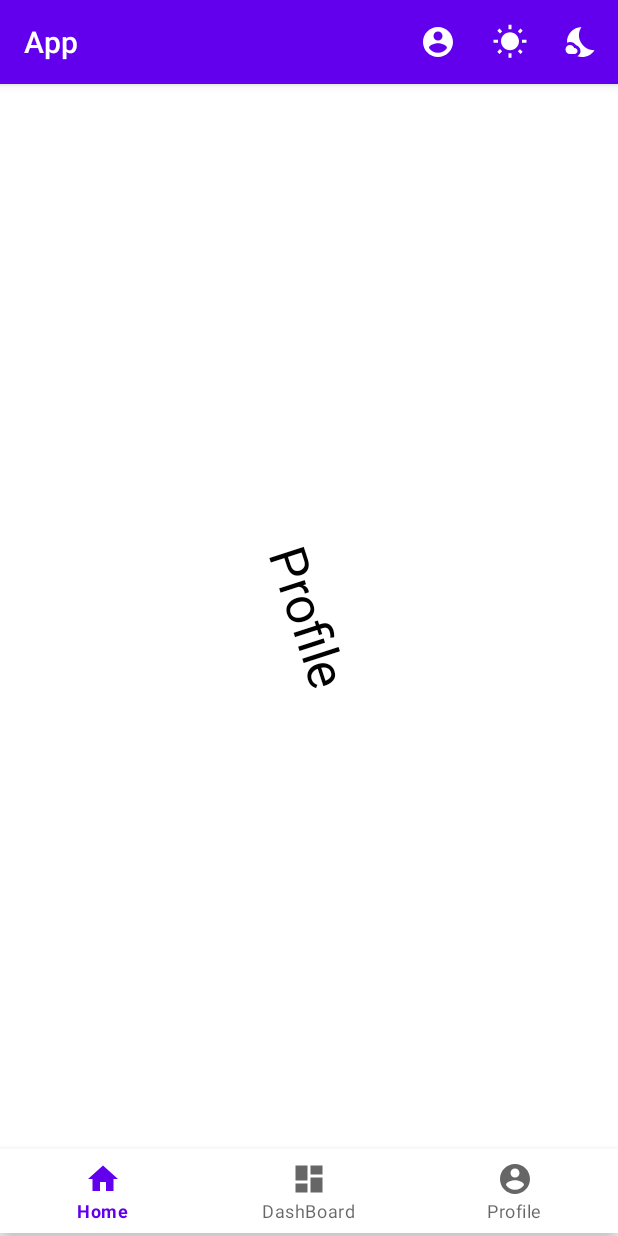
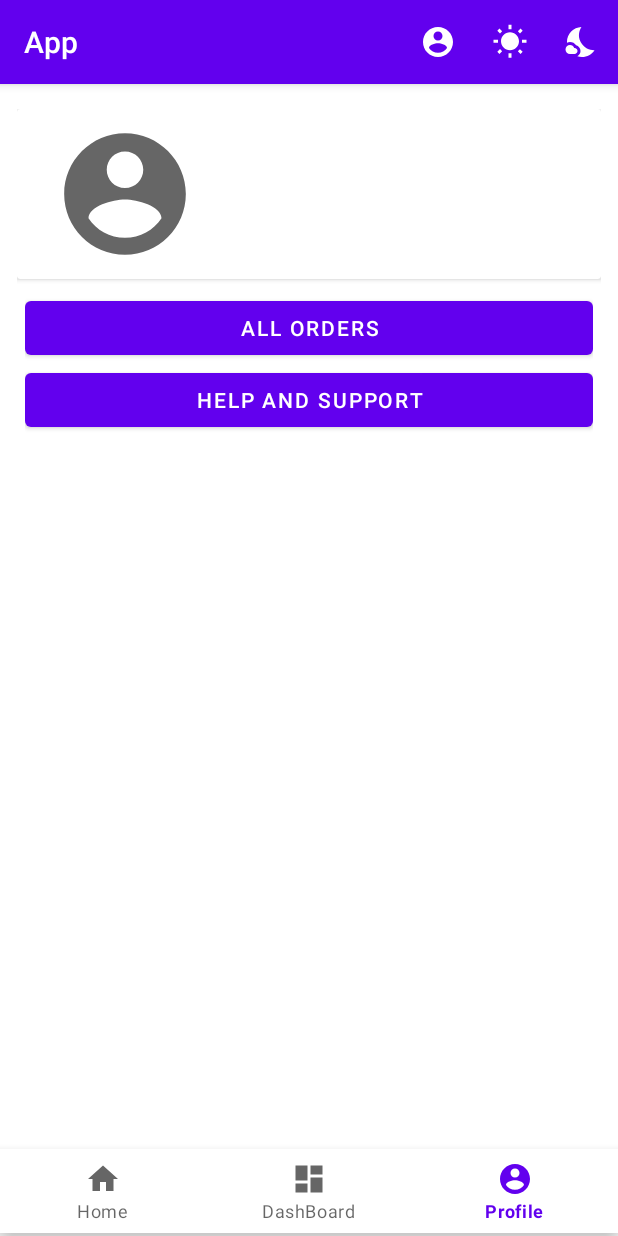
Before and after one commit to thehealer15/Vintage-investments, an Android app: the screen it shows after launch (MainActivity), after a tap on an icon or button, on a phone screen of 412 x 824 dp. Run offline under Robolectric (Android 15) with nearby library versions, the phone set to English and light mode, and no system bars.

Commit message:
implementation of profile UI as per groww UI to get ref of UI, app is still at skelton level not connected to internet in any means

```diff
--- a/app/src/main/java/Screens/fragment_profile.java
+++ b/app/src/main/java/Screens/fragment_profile.java
@@ -1,21 +1,30 @@
 package Screens;
 
 import android.content.Context;
+import android.graphics.Color;
 import android.os.Bundle;
 
 import androidx.annotation.NonNull;
+import androidx.cardview.widget.CardView;
 import androidx.fragment.app.Fragment;
+import androidx.fragment.app.FragmentTransaction;
 
 import android.view.LayoutInflater;
 import android.view.View;
 import android.view.ViewGroup;
+import android.widget.Button;
+import android.widget.EditText;
 
 import com.example.app.R;
+
+import Screens.profile.AccountDetailsFragament;
 
 
 public class fragment_profile extends Fragment {
     private View parentHolder;
     private Context context;
+    private CardView account;
+    private Button allOrders, helpNSupport;
 
     @Override
     public void onAttach(@NonNull Context context) {
@@ -28,12 +37,42 @@ public class fragment_profile extends Fragment {
     }
 
 
+//    private void disableEditText(EditText editText) {
+//        editText.setFocusable(false);
+//        editText.setEnabled(false);
+//        editText.setCursorVisible(false);
+////        editText.setKeyListener(null);
+////        editText.setBackgroundColor(Color.TRANSPARENT);
+//    }
     @Override
     public View onCreateView(LayoutInflater inflater, ViewGroup container,
                              Bundle savedInstanceState) {
         // Inflate the layout for this fragment
         parentHolder =  inflater.inflate(R.layout.fragment_profile, container, false);
+        account = parentHolder.findViewById(R.id.cardView);
+        allOrders = parentHolder.findViewById(R.id.all_orders_btn);
+        helpNSupport = parentHolder.findViewById(R.id.help_n_support_btn);
+
+        account.setOnClickListener(new View.OnClickListener() {
+            @Override
+            public void onClick(View view) {
+                loadFragment(new AccountDetailsFragament());
+            }
+        });
 
         return parentHolder;
     }
+    private boolean loadFragment(Fragment fragment) {
+        //switching fragment
+        if (fragment != null) {
+            FragmentTransaction transaction = getActivity().getSupportFragmentManager().beginTransaction();
+            transaction.setCustomAnimations(R.anim.enter_from_right, R.anim.exit_to_left, R.anim.enter_from_left, R.anim.exit_to_right);
+            transaction.replace(R.id.fragment_container, fragment);
+            transaction.addToBackStack(null);
+            transaction.commit();
+            return true;
+        }
+        return false;
+    }
+
 }
--- a/app/src/main/java/com/example/app/MainActivity.java
+++ b/app/src/main/java/com/example/app/MainActivity.java
@@ -88,7 +88,8 @@ public class MainActivity extends AppCompatActivity  implements BottomNavigation
                 return true;
 
             case R.id.profile_toolbar:
-                loadFragment(new fragment_profile());return true;
+                loadFragment(new fragment_profile());
+                bottomNav.setSelectedItemId(R.id.profile_btn);return true;
                 default:
                     Toast.makeText(getApplicationContext(), "Something went wrong", Toast.LENGTH_SHORT).show();
                 return true;
--- a/app/src/main/res/layout/fragment_profile.xml
+++ b/app/src/main/res/layout/fragment_profile.xml
@@ -3,17 +3,86 @@
     xmlns:tools="http://schemas.android.com/tools"
     android:layout_width="match_parent"
     android:layout_height="match_parent"
+    android:padding="10sp"
     tools:context="Screens.fragment_profile">
 
-    <TextView
+    <androidx.cardview.widget.CardView
+        android:id="@+id/cardView"
+        android:layout_width="0dp"
+        android:layout_height="wrap_content"
+        app:layout_constraintBottom_toTopOf="@+id/view3"
+        app:layout_constraintEnd_toEndOf="parent"
+        app:layout_constraintHorizontal_bias="0.5"
+        app:layout_constraintStart_toStartOf="parent"
+        app:layout_constraintTop_toTopOf="parent">
+
+        <androidx.constraintlayout.widget.ConstraintLayout
+            android:layout_width="match_parent"
+            android:layout_height="match_parent"
+            android:elevation="10sp">
+
+            <ImageView
+                android:id="@+id/userimg_profile"
+                android:layout_width="101dp"
+                android:layout_height="97dp"
+                android:layout_margin="8sp"
+                android:src="@drawable/ic_profile"
+                app:layout_constraintBottom_toBottomOf="parent"
+                app:layout_constraintEnd_toEndOf="parent"
+                app:layout_constraintHorizontal_bias="0.048"
+                app:layout_constraintStart_toStartOf="parent"
+                app:layout_constraintTop_toTopOf="parent"
+                app:layout_constraintVertical_bias="0.023" />
+
+            <TextView
+                android:id="@+id/username_profile"
+                android:layout_width="234dp"
+                android:layout_height="93dp"
+                android:layout_margin="8sp"
+                android:padding="5sp"
+                android:textSize="20sp"
+                android:textStyle="bold"
+                app:layout_constraintBottom_toBottomOf="parent"
+                app:layout_constraintEnd_toEndOf="parent"
+                app:layout_constraintHorizontal_bias="0.557"
+                app:layout_constraintStart_toEndOf="@+id/userimg_profile"
+                app:layout_constraintTop_toTopOf="parent" />
+        </androidx.constraintlayout.widget.ConstraintLayout>
+    </androidx.cardview.widget.CardView>
+
+    <View
+        android:id="@+id/view3"
         android:layout_width="wrap_content"
-        android:layout_height="wrap_content"
-        android:rotation="72"
-        android:text="Profile"
-        android:textSize="34sp"
+        android:layout_height="1sp"
+        android:layout_margin="2sp"
+        android:backgroundTint="#000000"
+        app:layout_constraintEnd_toEndOf="parent"
+        app:layout_constraintHorizontal_bias="0.5"
+        app:layout_constraintStart_toStartOf="parent"
+        app:layout_constraintTop_toBottomOf="@+id/cardView" />
+
+    <LinearLayout
+        android:layout_width="0dp"
+        android:layout_height="0dp"
+        android:layout_margin="5sp"
+        android:orientation="vertical"
         app:layout_constraintBottom_toBottomOf="parent"
         app:layout_constraintEnd_toEndOf="parent"
         app:layout_constraintHorizontal_bias="0.5"
         app:layout_constraintStart_toStartOf="parent"
-        app:layout_constraintTop_toTopOf="parent" />
+        app:layout_constraintTop_toBottomOf="@+id/view3">
+
+        <Button
+            android:id="@+id/all_orders_btn"
+            android:layout_width="match_parent"
+            android:layout_height="wrap_content"
+            android:text="All orders" />
+
+        <Button
+            android:id="@+id/help_n_support_btn"
+            android:layout_width="match_parent"
+            android:layout_height="wrap_content"
+            android:text="Help And Support" />
+    </LinearLayout>
+
 </androidx.constraintlayout.widget.ConstraintLayout>
```
Also changed, not shown: app/src/main/java/Screens/profile/AccountDetailsFragament.java (added, +66 -0 lines), app/src/main/res/layout/account_details_fragament.xml (added, +111 -0 lines).
